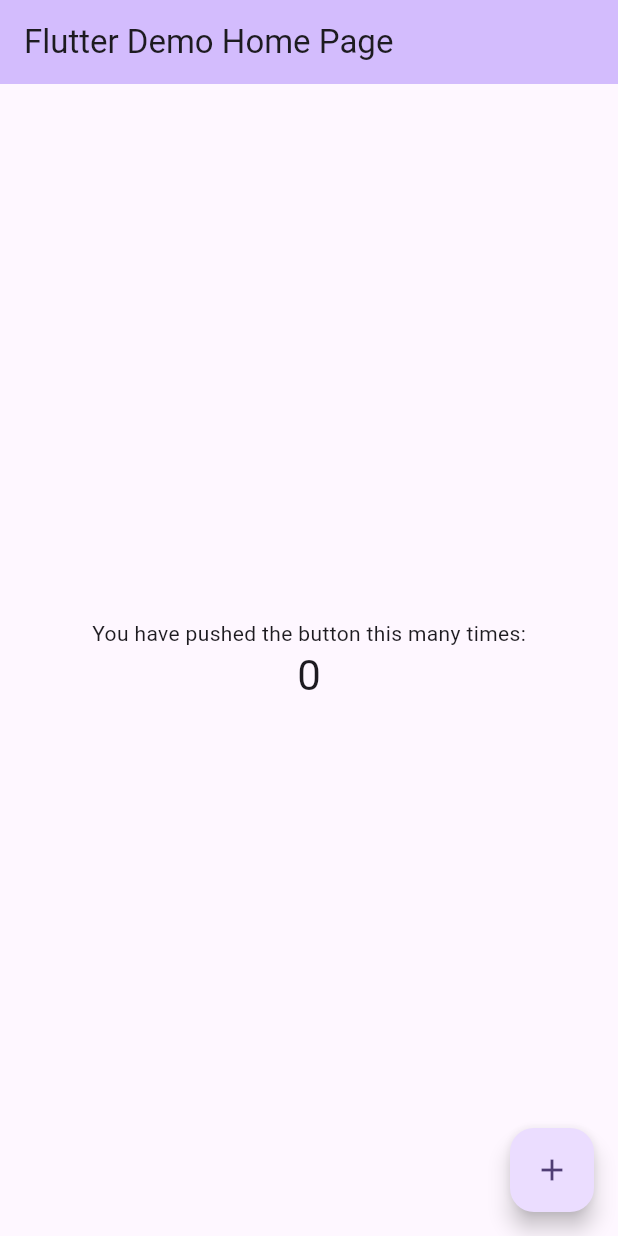
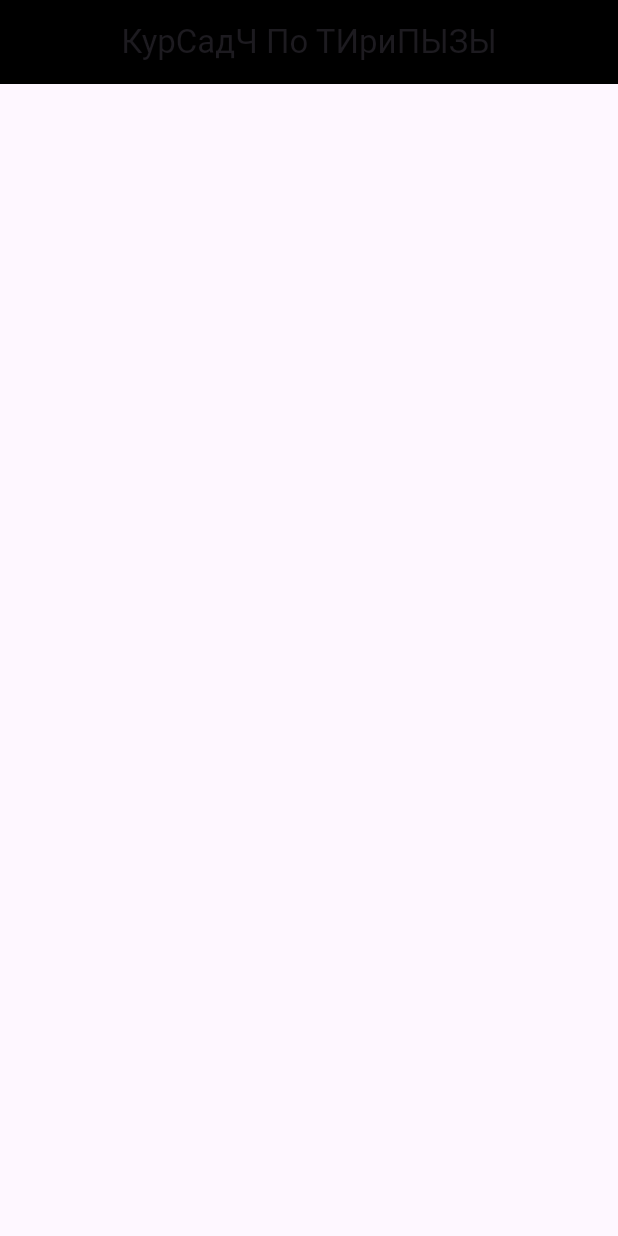
Before and after one commit to EgorP51/research_activity_tracking, a Flutter app: the screen it shows after launch, on a phone screen of 412 x 824 dp. Run offline on Flutter 3.47's test engine with Material 3 defaults, Android fonts, the light colour scheme and no system bars; our stand-ins replace equatable, flutter_bloc, sqflite; accounts and stored records are empty.

Commit message:
base file structure

```diff
--- /dev/null
+++ b/lib/data/auth_service.dart
@@ -0,0 +1 @@
+class AuthService{}
--- /dev/null
+++ b/lib/data/domain/auth/auth_event.dart
@@ -0,0 +1,5 @@
+part of 'auth_bloc.dart';
+
+abstract class AuthEvent extends Equatable {
+  const AuthEvent();
+}
--- a/lib/main.dart
+++ b/lib/main.dart
@@ -7,119 +7,35 @@ void main() {
 class MyApp extends StatelessWidget {
   const MyApp({super.key});
 
-  // This widget is the root of your application.
   @override
   Widget build(BuildContext context) {
     return MaterialApp(
-      title: 'Flutter Demo',
+      title: 'Research Activity Tracking',
       theme: ThemeData(
-        // This is the theme of your application.
-        //
-        // TRY THIS: Try running your application with "flutter run". You'll see
-        // the application has a blue toolbar. Then, without quitting the app,
-        // try changing the seedColor in the colorScheme below to Colors.green
-        // and then invoke "hot reload" (save your changes or press the "hot
-        // reload" button in a Flutter-supported IDE, or press "r" if you used
-        // the command line to start the app).
-        //
-        // Notice that the counter didn't reset back to zero; the application
-        // state is not lost during the reload. To reset the state, use hot
-        // restart instead.
-        //
-        // This works for code too, not just values: Most code changes can be
-        // tested with just a hot reload.
-        colorScheme: ColorScheme.fromSeed(seedColor: Colors.deepPurple),
-        useMaterial3: true,
+        primarySwatch: Colors.blue,
       ),
-      home: const MyHomePage(title: 'Flutter Demo Home Page'),
+      home: const MyHomePage(),
     );
   }
 }
 
 class MyHomePage extends StatefulWidget {
-  const MyHomePage({super.key, required this.title});
-
-  // This widget is the home page of your application. It is stateful, meaning
-  // that it has a State object (defined below) that contains fields that affect
-  // how it looks.
-
-  // This class is the configuration for the state. It holds the values (in this
-  // case the title) provided by the parent (in this case the App widget) and
-  // used by the build method of the State. Fields in a Widget subclass are
-  // always marked "final".
-
-  final String title;
+  const MyHomePage({super.key});
 
   @override
-  State<MyHomePage> createState() => _MyHomePageState();
+  // ignore: library_private_types_in_public_api
+  _MyHomePageState createState() => _MyHomePageState();
 }
 
 class _MyHomePageState extends State<MyHomePage> {
-  int _counter = 0;
-
-  void _incrementCounter() {
-    setState(() {
-      // This call to setState tells the Flutter framework that something has
-      // changed in this State, which causes it to rerun the build method below
-      // so that the display can reflect the updated values. If we changed
-      // _counter without calling setState(), then the build method would not be
-      // called again, and so nothing would appear to happen.
-      _counter++;
-    });
-  }
-
   @override
   Widget build(BuildContext context) {
-    // This method is rerun every time setState is called, for instance as done
-    // by the _incrementCounter method above.
-    //
-    // The Flutter framework has been optimized to make rerunning build methods
-    // fast, so that you can just rebuild anything that needs updating rather
-    // than having to individually change instances of widgets.
     return Scaffold(
       appBar: AppBar(
-        // TRY THIS: Try changing the color here to a specific color (to
-        // Colors.amber, perhaps?) and trigger a hot reload to see the AppBar
-        // change color while the other colors stay the same.
-        backgroundColor: Theme.of(context).colorScheme.inversePrimary,
-        // Here we take the value from the MyHomePage object that was created by
-        // the App.build method, and use it to set our appbar title.
-        title: Text(widget.title),
+        title: const Text('КурСадЧ По ТИриПЫЗЫ'),
+        backgroundColor: Colors.black,
+        centerTitle: true,
       ),
-      body: Center(
-        // Center is a layout widget. It takes a single child and positions it
-        // in the middle of the parent.
-        child: Column(
-          // Column is also a layout widget. It takes a list of children and
-          // arranges them vertically. By default, it sizes itself to fit its
-          // children horizontally, and tries to be as tall as its parent.
-          //
-          // Column has various properties to control how it sizes itself and
-          // how it positions its children. Here we use mainAxisAlignment to
-          // center the children vertically; the main axis here is the vertical
-          // axis because Columns are vertical (the cross axis would be
-          // horizontal).
-          //
-          // TRY THIS: Invoke "debug painting" (choose the "Toggle Debug Paint"
-          // action in the IDE, or press "p" in the console), to see the
-          // wireframe for each widget.
-          mainAxisAlignment: MainAxisAlignment.center,
-          children: <Widget>[
-            const Text(
-              'You have pushed the button this many times:',
-            ),
-            Text(
-              '$_counter',
-              style: Theme.of(context).textTheme.headlineMedium,
-            ),
-          ],
-        ),
-      ),
-      floatingActionButton: FloatingActionButton(
-        onPressed: _incrementCounter,
-        tooltip: 'Increment',
-        child: const Icon(Icons.add),
-      ), // This trailing comma makes auto-formatting nicer for build methods.
     );
   }
 }
--- a/pubspec.yaml
+++ b/pubspec.yaml
@@ -35,6 +35,10 @@ dependencies:
   # The following adds the Cupertino Icons font to your application.
   # Use with the CupertinoIcons class for iOS style icons.
   cupertino_icons: ^1.0.2
+  sqflite: ^2.3.0
+  path: ^1.8.3
+  flutter_bloc: ^8.1.3
+  equatable: ^2.0.5
 
 dev_dependencies:
   flutter_test:
```
Also changed, not shown: lib/data/database_service.dart (added, +106 -0 lines), lib/data/domain/auth/auth_bloc.dart (added, +14 -0 lines), lib/data/domain/auth/auth_state.dart (added, +11 -0 lines), lib/data/models/field_of_science.dart (added, +13 -0 lines), lib/data/models/participation_in_scientific_event.dart (added, +22 -0 lines), lib/data/models/scientific_publication.dart (added, +28 -0 lines), lib/data/models/scientist.dart (added, +22 -0 lines), lib/data/models/user.dart (added, +25 -0 lines), pubspec.lock, 2 other files.
